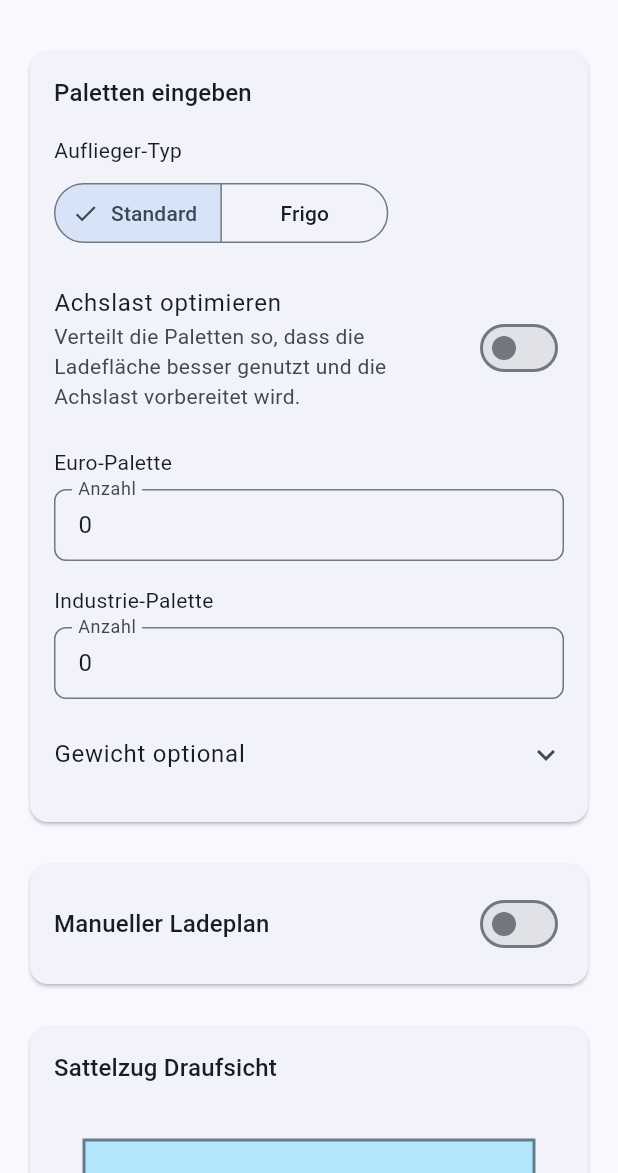
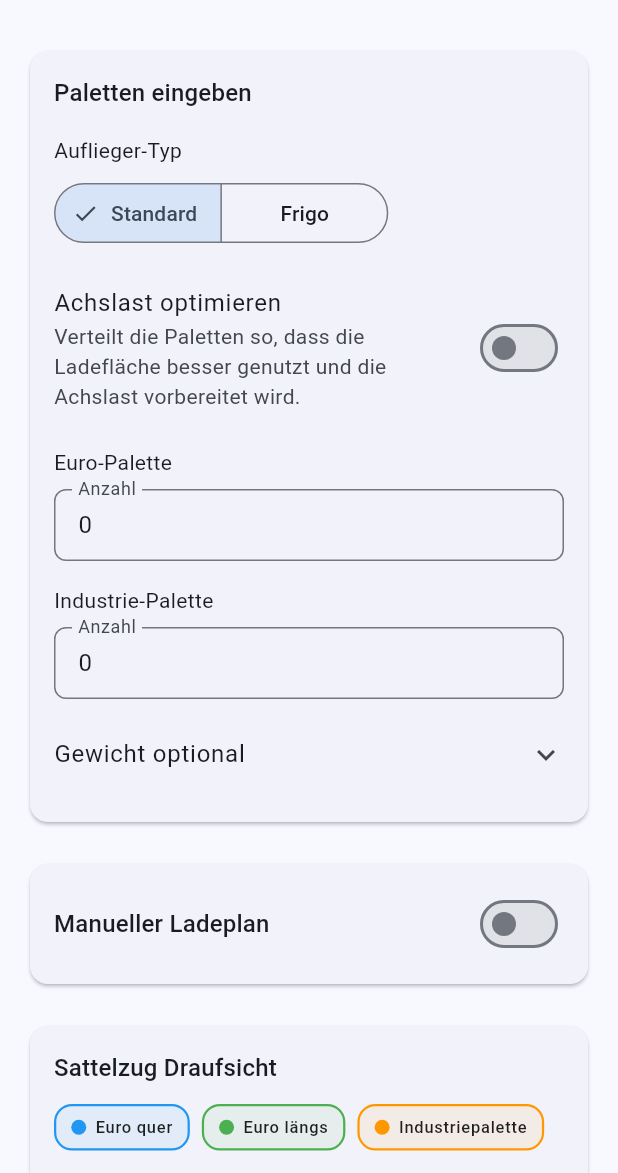
Before and after one commit to mexx-music/palettenfuchs, a Flutter app: the screen it shows after launch, after a tap on "App starten", on a phone screen of 412 x 824 dp, the part 63-1236 px from its top. Run offline on Flutter 3.47's test engine with Material 3 defaults, Android fonts, the phone set to English and light mode, and no system bars.

```diff
--- a/lib/features/load_planner/presentation/widgets/trailer_load_view.dart
+++ b/lib/features/load_planner/presentation/widgets/trailer_load_view.dart
@@ -71,6 +71,10 @@ class _TrailerLoadViewState extends State<TrailerLoadView> {
               AppStrings.get(widget.language, 'trailer_top_view'),
               style: Theme.of(context).textTheme.titleMedium,
             ),
+            const SizedBox(height: 12),
+
+            // Legend below title
+            _buildLegend(context),
             const SizedBox(height: 16),
 
             // Tappable trailer graphic
@@ -122,4 +126,59 @@ class _TrailerLoadViewState extends State<TrailerLoadView> {
       ),
     );
   }
+
+  Widget _buildLegend(BuildContext context) {
+    return Wrap(
+      spacing: 8.0,
+      runSpacing: 8.0,
+      children: [
+        _legendChip(
+          context,
+          AppStrings.get(widget.language, 'legend_euro_transverse'),
+          Colors.blue,
+        ),
+        _legendChip(
+          context,
+          AppStrings.get(widget.language, 'legend_euro_long'),
+          Colors.green,
+        ),
+        _legendChip(
+          context,
+          AppStrings.get(widget.language, 'legend_industry'),
+          Colors.orange,
+        ),
+      ],
+    );
+  }
+
+  Widget _legendChip(BuildContext context, String label, Color color) {
+    return Container(
+      padding: const EdgeInsets.symmetric(horizontal: 10.0, vertical: 6.0),
+      decoration: BoxDecoration(
+        border: Border.all(color: color, width: 1.5),
+        borderRadius: BorderRadius.circular(12.0),
+        color: color.withAlpha(20),
+      ),
+      child: Row(
+        mainAxisSize: MainAxisSize.min,
+        children: [
+          Container(
+            width: 10.0,
+            height: 10.0,
+            decoration: BoxDecoration(
+              color: color,
+              shape: BoxShape.circle,
+            ),
+          ),
+          const SizedBox(width: 6.0),
+          Text(
+            label,
+            style: Theme.of(context).textTheme.labelSmall?.copyWith(
+              color: Colors.black87,
+            ),
+          ),
+        ],
+      ),
+    );
+  }
 }
--- a/lib/localization/app_strings.dart
+++ b/lib/localization/app_strings.dart
@@ -60,6 +60,9 @@ class AppStrings {
       'start_button': 'App starten',
       'trailer_enlarged': 'Ladeplan vergrößert',
       'tap_to_enlarge': 'Zum Vergrößern antippen',
+      'legend_euro_transverse': 'Euro quer',
+      'legend_euro_long': 'Euro längs',
+      'legend_industry': 'Industriepalette',
     },
 
     // -----------------------------------------------------------------------
@@ -109,6 +112,9 @@ class AppStrings {
       'start_button': 'Start App',
       'trailer_enlarged': 'Load plan enlarged',
       'tap_to_enlarge': 'Tap to enlarge',
+      'legend_euro_transverse': 'Euro transverse',
+      'legend_euro_long': 'Euro longitudinal',
+      'legend_industry': 'Industrial pallet',
     },
 
     // -----------------------------------------------------------------------
@@ -160,6 +166,9 @@ class AppStrings {
       'start_button': 'Покрени апликацију',
       'trailer_enlarged': 'Увећан план утовара',
       'tap_to_enlarge': 'Додирните за увећање',
+      'legend_euro_transverse': 'Еуро попречно',
+      'legend_euro_long': 'Еуро уздужно',
+      'legend_industry': 'Индустријска палета',
     },
   };
 }
```
